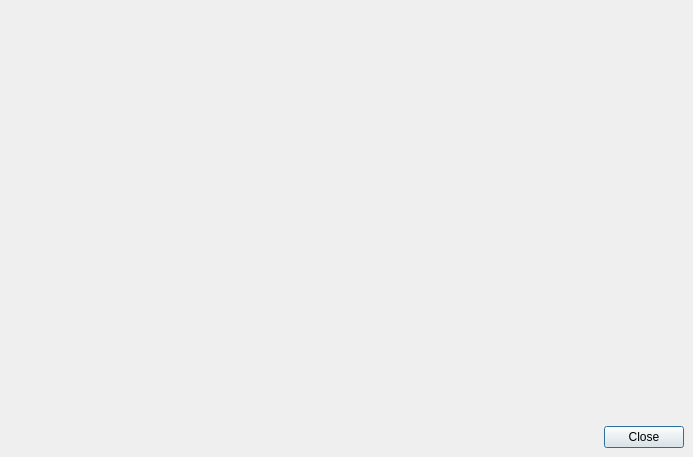
Before: the Qt Designer form src/gui/settingsdialog.ui in nextcloud/desktop, drawn with Qt 5.
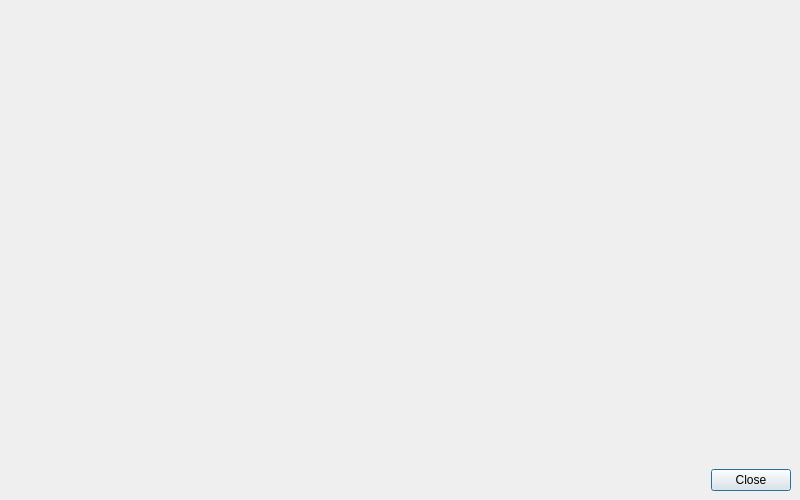
After: the same form once the commit is applied.

```diff
--- a/src/gui/settingsdialog.ui
+++ b/src/gui/settingsdialog.ui
@@ -6,8 +6,8 @@
    <rect>
     <x>0</x>
     <y>0</y>
-    <width>693</width>
-    <height>457</height>
+    <width>800</width>
+    <height>500</height>
    </rect>
   </property>
   <property name="windowTitle">
@@ -26,10 +26,10 @@
    <property name="bottomMargin">
     <number>0</number>
    </property>
-   <property name="spacing">
-    <number>0</number>
-   </property>
-   <item row="1" column="0">
+   <item>
+    <widget class="QStackedWidget" name="stack"/>
+   </item>
+   <item>
     <widget class="QWidget" name="widget" native="true">
      <layout class="QVBoxLayout" name="verticalLayout">
       <property name="leftMargin">
@@ -51,9 +51,6 @@
      </layout>
     </widget>
    </item>
-   <item row="0" column="0">
-    <widget class="QStackedWidget" name="stack"/>
-   </item>
   </layout>
  </widget>
  <resources/>
```
Left out of the diff: 5 changed lines with no effect on the pictures.
